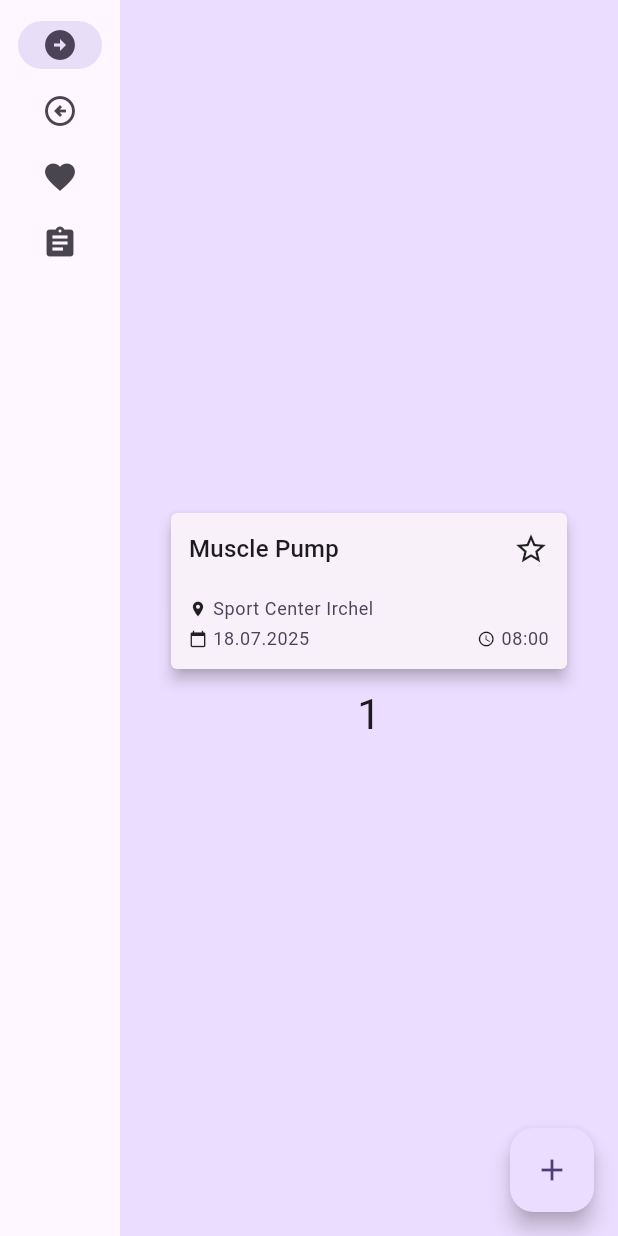
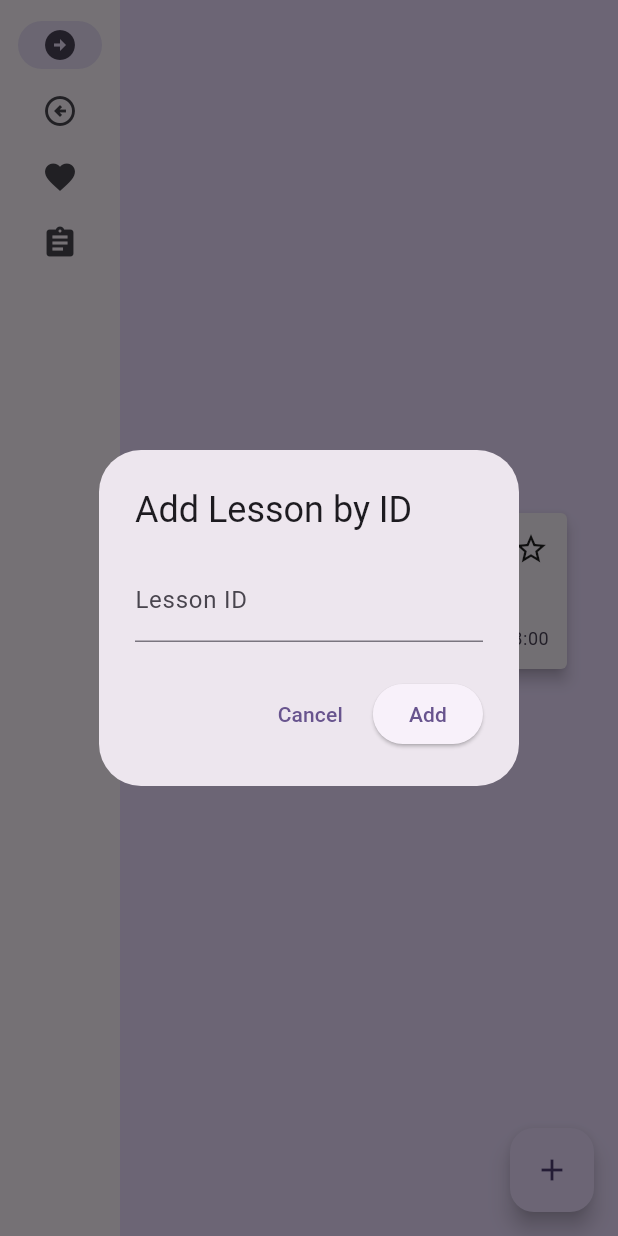
Before and after one commit to kaiott/asvz_flutter, a Flutter app: the screen it shows after launch, after a tap on the "add" icon, on a phone screen of 412 x 824 dp. Run offline on Flutter 3.47's test engine with Material 3 defaults, Android fonts, the phone set to English and light mode, and no system bars.

Commit message:
add add lesson dialog

```diff
--- a/lib/main.dart
+++ b/lib/main.dart
@@ -1,4 +1,5 @@
 import 'package:asvz_autosignup/providers/lesson_provider.dart';
+import 'package:asvz_autosignup/widgets/lesson_input_dialog.dart';
 import 'package:flutter/material.dart';
 import './models/lesson.dart';
 import './widgets/lesson_card.dart';
@@ -38,6 +39,12 @@ class _MyHomePageState extends State<MyHomePage> {
     setState(() {
       _counter++;
       lessonProvider.addLesson(testLessons[(_counter-1) % testLessons.length]);
+    });
+    showDialog(context: context, builder: (context) {
+      return LessonInputDialog(onSubmit: (lessonId) {
+        // Ftech lesson by ID, add to provider
+        print("Lesson id entered: $lessonId");
+      });
     });
   }
 
--- /dev/null
+++ b/lib/widgets/lesson_input_dialog.dart
@@ -0,0 +1,52 @@
+import 'package:flutter/material.dart';
+
+class LessonInputDialog extends StatefulWidget {
+  final void Function(int lessonId) onSubmit;
+
+  const LessonInputDialog({super.key, required this.onSubmit});
+
+  @override
+  State<LessonInputDialog> createState() => _LessonInputDialogState();
+}
+
+class _LessonInputDialogState extends State<LessonInputDialog> {
+  final _controller = TextEditingController();
+  String? _error;
+
+  void _handleSubmit() {
+    final input = _controller.text.trim();
+    final id = int.tryParse(input);
+    if (id == null) {
+      setState(() => _error = "Please enter a valid numeric ID.");
+    } else {
+      widget.onSubmit(id);
+      Navigator.of(context).pop(); // Close dialog
+    }
+  }
+
+  @override
+  Widget build(BuildContext context) {
+    return AlertDialog(
+      title: const Text("Add Lesson by ID"),
+      content: TextField(
+        controller: _controller,
+        keyboardType: TextInputType.number,
+        decoration: InputDecoration(
+          labelText: "Lesson ID",
+          errorText: _error,
+        ),
+        onSubmitted: (_) => _handleSubmit(),
+      ),
+      actions: [
+        TextButton(
+          onPressed: () => Navigator.of(context).pop(),
+          child: const Text("Cancel"),
+        ),
+        ElevatedButton(
+          onPressed: _handleSubmit,
+          child: const Text("Add"),
+        ),
+      ],
+    );
+  }
+}
```
